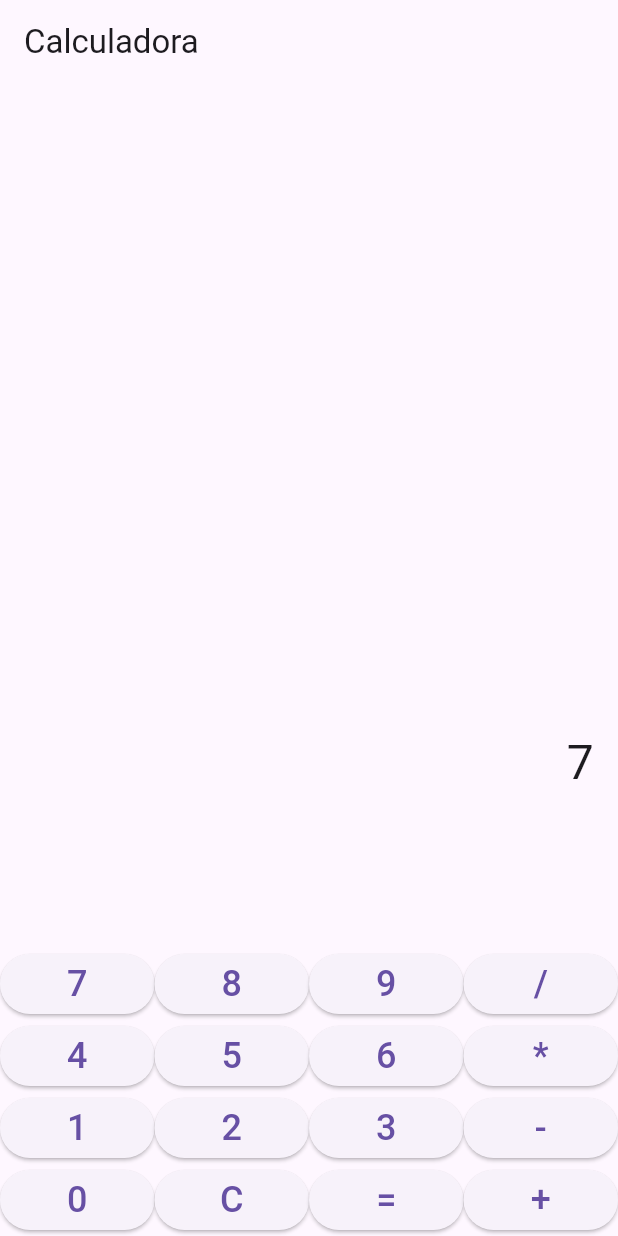
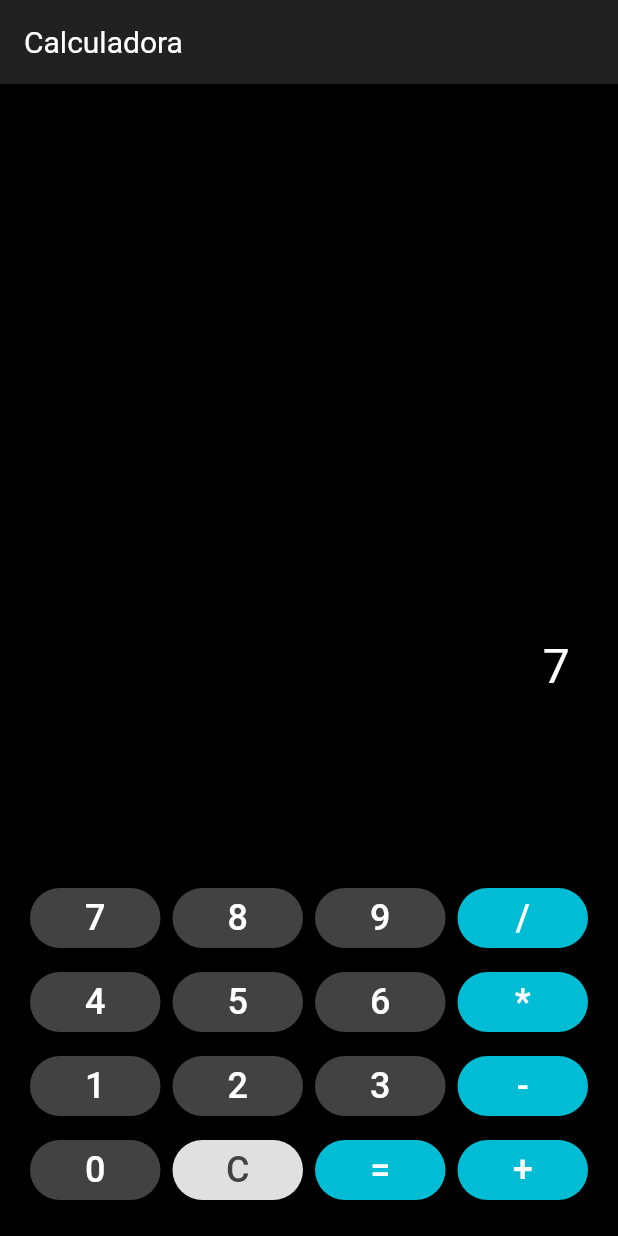
Before and after one commit to Lincoln-Araujo/calculadora_flutter, a Flutter app: the screen it shows after launch, after a tap on an icon or button, on a phone screen of 412 x 824 dp. Run offline on Flutter 3.47's test engine with Material 3 defaults, Android fonts, the phone set to English and light mode, and no system bars; our stand-ins replace math_expressions.

Commit message:
subindo estilização da calculadora

```diff
--- a/lib/main.dart
+++ b/lib/main.dart
@@ -25,7 +25,7 @@ class _CalculatorHomeState extends State<CalculatorHome> {
   void _onButtonPressed(String value) {
     setState(() {
       if (value == 'C') {
-        _clear(); // Chama a função de limpar a tela
+        _clear();
       } else if (value == '=') {
         try {
           Parser p = Parser();
@@ -37,14 +37,12 @@ class _CalculatorHomeState extends State<CalculatorHome> {
         }
       } else {
         if (expression.isEmpty && '+-*/'.contains(value)) {
-          // Não adicionar operador sem dígito
           return;
         }
         expression += value;
       }
     });
   }
-
 
   void _clear() {
     setState(() {
@@ -54,12 +52,30 @@ class _CalculatorHomeState extends State<CalculatorHome> {
   }
 
   Widget _buildButton(String value) {
+    Color? buttonColor;
+    Color textColor = Colors.white;
+
+    if (value == 'C') {
+      buttonColor = Colors.grey[300];
+      textColor = Colors.grey[800]!;
+    } else if ('+-*/='.contains(value)) {
+      buttonColor = Colors.cyan;
+    } else {
+      buttonColor = Colors.grey[800];
+    }
+
     return Expanded(
+      child: Container(
+        margin: EdgeInsets.all(4),
         child: ElevatedButton(
+          style: ElevatedButton.styleFrom(
+            backgroundColor: buttonColor,
+          ),
           onPressed: () => _onButtonPressed(value),
           child: Text(
             value,
-          style: TextStyle(fontSize: 24),
+            style: TextStyle(fontSize: 24, color: textColor),
+          ),
         ),
       ),
     );
@@ -68,11 +84,23 @@ class _CalculatorHomeState extends State<CalculatorHome> {
   @override
   Widget build(BuildContext context) {
     return Scaffold(
-      appBar: AppBar(title: Text('Calculadora')),
-      body: Column(
+      backgroundColor: Colors.black, // Fundo do Scaffold
+      appBar: AppBar(
+        title: Text('Calculadora'),
+        backgroundColor: Colors.grey[900],
+        titleTextStyle: TextStyle(
+          color: Colors.white,
+          fontSize: 20,
+        ),
+      ),
+
+      body: Padding(
+        padding: EdgeInsets.all(16),
+        child: Column(
           children: [
             Expanded(
               child: Container(
+                color: Colors.black,
                 padding: EdgeInsets.all(16),
                 alignment: Alignment.bottomRight,
                 child: Column(
@@ -81,17 +109,20 @@ class _CalculatorHomeState extends State<CalculatorHome> {
                   children: [
                     Text(
                       expression,
-                    style: TextStyle(fontSize: 32),
+                      style: TextStyle(fontSize: 32, color: Colors.white),
                     ),
                     SizedBox(height: 16),
                     Text(
                       result,
-                    style: TextStyle(fontSize: 48, fontWeight: FontWeight.bold),
+                      style: TextStyle(fontSize: 48, fontWeight: FontWeight.bold, color: Colors.white), // Cor do resultado
                     ),
                   ],
                 ),
               ),
             ),
+            SizedBox(height: 16),
+            Column(
+              children: [
                 Row(
                   children: [
                     _buildButton('7'),
@@ -119,13 +150,16 @@ class _CalculatorHomeState extends State<CalculatorHome> {
                 Row(
                   children: [
                     _buildButton('0'),
-              _buildButton('C'), // Limpar
+                    _buildButton('C'),
                     _buildButton('='),
                     _buildButton('+'),
                   ],
                 ),
               ],
             ),
+          ],
+        ),
+      ),
     );
   }
 }
```
Also changed, not shown: 1 other file. Lines whose indentation alone changed are shown as unchanged.
